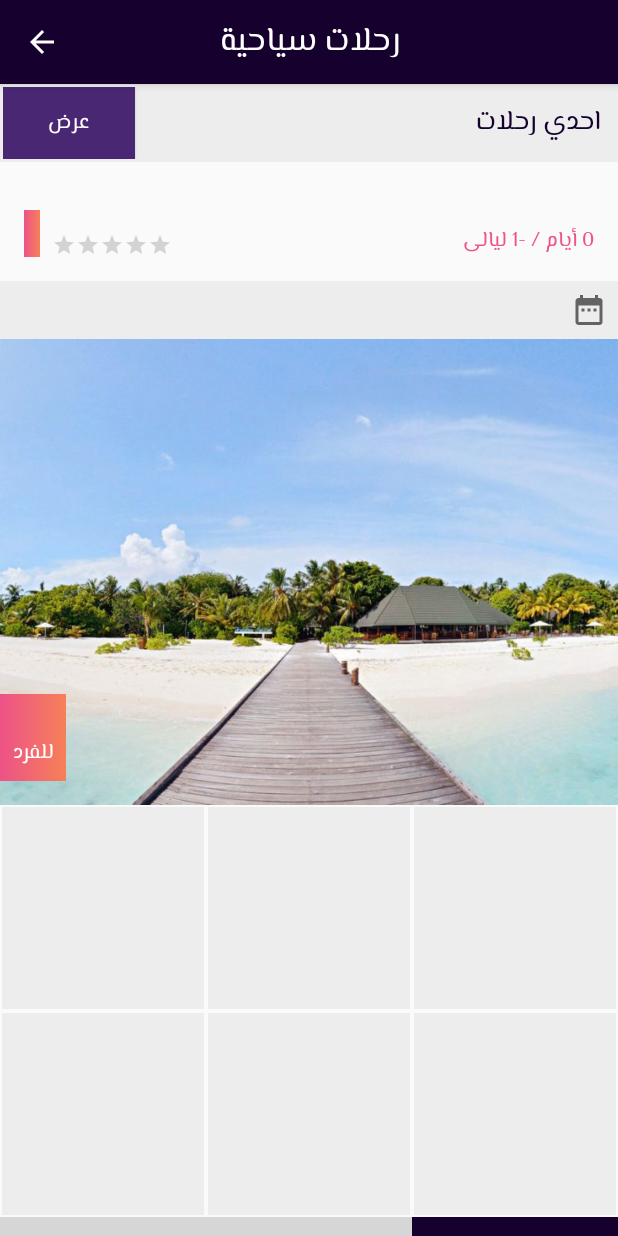
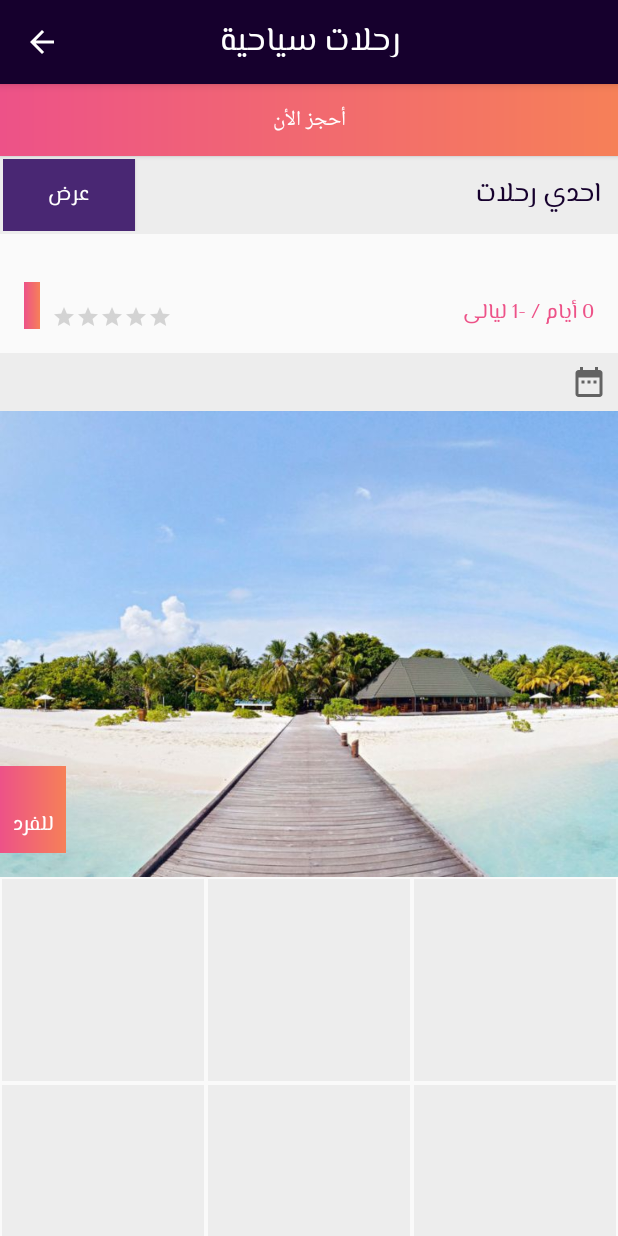
Before and after one commit to MostafaAnter/0000, an Android app: the TouristesTripDetailActivity screen opened directly, with no data from a screen before it, on a phone screen of 412 x 824 dp. Run offline under Robolectric (Android 15) with nearby library versions, the light colour scheme and no system bars; libraries missing offline, so code that uses them is left out: cn.pedant, retrofit2.adapter.rxjava, rx.android.schedulers, rx.schedulers; pictures from the network do not load; 21 statements that could not run were skipped; grey boxes are pictures that could not be loaded.

Commit message:
8/8/2018, 10:40 AM

```diff
--- a/app/src/main/java/travel/com/myBookingFilter/MyBookingPopUPFilter.kt
+++ b/app/src/main/java/travel/com/myBookingFilter/MyBookingPopUPFilter.kt
@@ -26,6 +26,8 @@ class MyBookingPopUPFilter : AppCompatActivity(), View.OnClickListener {
         changeViewsFonts()
         categoryPicker.setOnClickListener(this)
         button1.setOnClickListener(this)
+        button2.setOnClickListener(this)
+
     }
 
     override fun onClick(p0: View?) {
@@ -33,6 +35,7 @@ class MyBookingPopUPFilter : AppCompatActivity(), View.OnClickListener {
             button1 -> {
                 finish()
             }
+            button2 -> finish()
             categoryPicker -> {
                 val builder = AlertDialog.Builder(this)
                 builder.setTitle("أختر حالة")
--- a/app/src/main/java/travel/com/touristesCompanies/RecyclerViewAdapter.kt
+++ b/app/src/main/java/travel/com/touristesCompanies/RecyclerViewAdapter.kt
@@ -68,7 +68,7 @@ class RecyclerViewAdapter(private val mContext: Context, private var modelList:
         init {
 
             itemView.setOnClickListener { mItemClickListener!!.onItemClick(itemView, adapterPosition, modelList!![adapterPosition]) }
-
+            itemView.button1.setOnClickListener { mItemClickListener!!.onItemClick(itemView, adapterPosition, modelList!![adapterPosition]) }
         }
 
         fun bindCompany(model: Member?){
--- a/app/src/main/java/travel/com/touristesTripDetail/TouristesTripDetailActivity.kt
+++ b/app/src/main/java/travel/com/touristesTripDetail/TouristesTripDetailActivity.kt
@@ -40,7 +40,7 @@ class TouristesTripDetailActivity : AppCompatActivity(), View.OnClickListener{
                 startActivity(Intent(this@TouristesTripDetailActivity, CompaniesDetailActivity::class.java).addFlags(Intent.FLAG_ACTIVITY_CLEAR_TOP)
                         .putExtra("item", tripItem.member as Parcelable))
             }
-            R.id.button6 -> {
+            R.id.button6, R.id.button7 -> {
 
                 if (TravellawyPrefStore(this).getPreferenceValue(Constants.AUTHORIZATION, "empty")
                         !!.contentEquals("empty")) {
@@ -82,6 +82,7 @@ class TouristesTripDetailActivity : AppCompatActivity(), View.OnClickListener{
 
         button1.setOnClickListener(this)
         button6.setOnClickListener(this)
+        button7.setOnClickListener (this)
 
 
         tripItem = intent.getParcelableExtra("item")
@@ -482,7 +483,7 @@ class TouristesTripDetailActivity : AppCompatActivity(), View.OnClickListener{
 
                         sdh.dismissDialog()
                         sdh.showSuccessfulMessage("Done!", "تم التعليق بنجاح") {
-                            finish()
+                            sdh.dismissDialog()
                         }
 
                     }
--- a/app/src/main/java/travel/com/utility/SweetDialogHelper.java
+++ b/app/src/main/java/travel/com/utility/SweetDialogHelper.java
@@ -113,6 +113,12 @@ public class SweetDialogHelper {
                         sDialog.dismissWithAnimation();
                     }
                 })
+                .setCancelClickListener(new SweetAlertDialog.OnSweetClickListener() {
+                    @Override
+                    public void onClick(SweetAlertDialog sweetAlertDialog) {
+                         sweetAlertDialog.dismiss();
+                    }
+                })
                 .show();
     }
 
--- /dev/null
+++ b/app/src/main/res/drawable/ic_location_on_black_24dp.xml
@@ -0,0 +1,5 @@
+<vector android:autoMirrored="true" android:height="24dp"
+    android:tint="#BB493F" android:viewportHeight="24.0"
+    android:viewportWidth="24.0" android:width="24dp" xmlns:android="http://schemas.android.com/apk/res/android">
+    <path android:fillColor="#FF000000" android:pathData="M12,2C8.13,2 5,5.13 5,9c0,5.25 7,13 7,13s7,-7.75 7,-13c0,-3.87 -3.13,-7 -7,-7zM12,11.5c-1.38,0 -2.5,-1.12 -2.5,-2.5s1.12,-2.5 2.5,-2.5 2.5,1.12 2.5,2.5 -1.12,2.5 -2.5,2.5z"/>
+</vector>
--- a/app/src/main/res/layout/content_sign_out.xml
+++ b/app/src/main/res/layout/content_sign_out.xml
@@ -45,7 +45,7 @@
                 android:id="@+id/text1"
                 android:layout_width="match_parent"
                 android:layout_height="wrap_content"
-                android:text="الأسم كامل"
+                android:text="الأسم بالكامل"
                 android:layout_marginTop="@dimen/activity_vertical_margin"
                 android:layout_marginBottom="@dimen/activity_vertical_margin"
                 android:paddingLeft="@dimen/activity_horizontal_margin"
@@ -67,7 +67,7 @@
                 android:id="@+id/text2"
                 android:layout_width="match_parent"
                 android:layout_height="wrap_content"
-                android:text="رقم التليفون"
+                android:text="رقم الموبايل"
                 android:layout_marginTop="@dimen/activity_vertical_margin"
                 android:layout_marginBottom="@dimen/activity_vertical_margin"
                 android:paddingLeft="@dimen/activity_horizontal_margin"
@@ -113,7 +113,7 @@
                 android:id="@+id/text4"
                 android:layout_width="match_parent"
                 android:layout_height="wrap_content"
-                android:text="الرقم السري"
+                android:text="كلمة المرور"
                 android:layout_marginBottom="@dimen/activity_vertical_margin"
                 android:layout_marginTop="@dimen/activity_vertical_margin"
                 android:paddingLeft="@dimen/activity_horizontal_margin"
--- a/app/src/main/res/layout/content_touristes_trip_detail.xml
+++ b/app/src/main/res/layout/content_touristes_trip_detail.xml
@@ -24,7 +24,13 @@
             android:layout_height="wrap_content"
             android:descendantFocusability="blocksDescendants"
             android:orientation="vertical">
-
+            <Button
+                android:id="@+id/button7"
+                android:layout_width="match_parent"
+                android:layout_height="wrap_content"
+                android:background="@drawable/gradiant_background"
+                android:text="أحجز الأن"
+                android:textColor="@android:color/white" />
             <LinearLayout
                 android:layout_width="match_parent"
                 android:layout_height="wrap_content"
--- a/app/src/main/res/values/strings.xml
+++ b/app/src/main/res/values/strings.xml
@@ -7,7 +7,7 @@
     <string name="nav_header_title">Android Studio</string>
     <string name="nav_header_subtitle">android.studio@android.com</string>
     <string name="nav_header_desc">Navigation header</string>
-    <string name="booking_trip">حجز سياحية</string>
+    <string name="booking_trip">رحلات سياحية</string>
     <string name="title_activity_flight_search">FlightSearchActivity</string>
     <string name="title_activity_touristes_tripes_filter">TouristesTripesFilterActivity</string>
     <string name="title_activity_trip_results">TripResultsActivity</string>
```
Also changed, not shown: app/src/main/java/travel/com/signUp/SignUpActivity.kt (+8 -5 lines), app/src/main/java/travel/com/touristesCompaniesDetails/CompaniesDetailActivity.kt (+14 -1 lines), app/src/main/res/layout/activity_my_booking_popup_filter.xml (+10 -0 lines), app/src/main/res/layout/content_companies_detail.xml (+23 -0 lines), app/src/main/res/drawable/splach_screen.webp (deleted), 1 other file.
